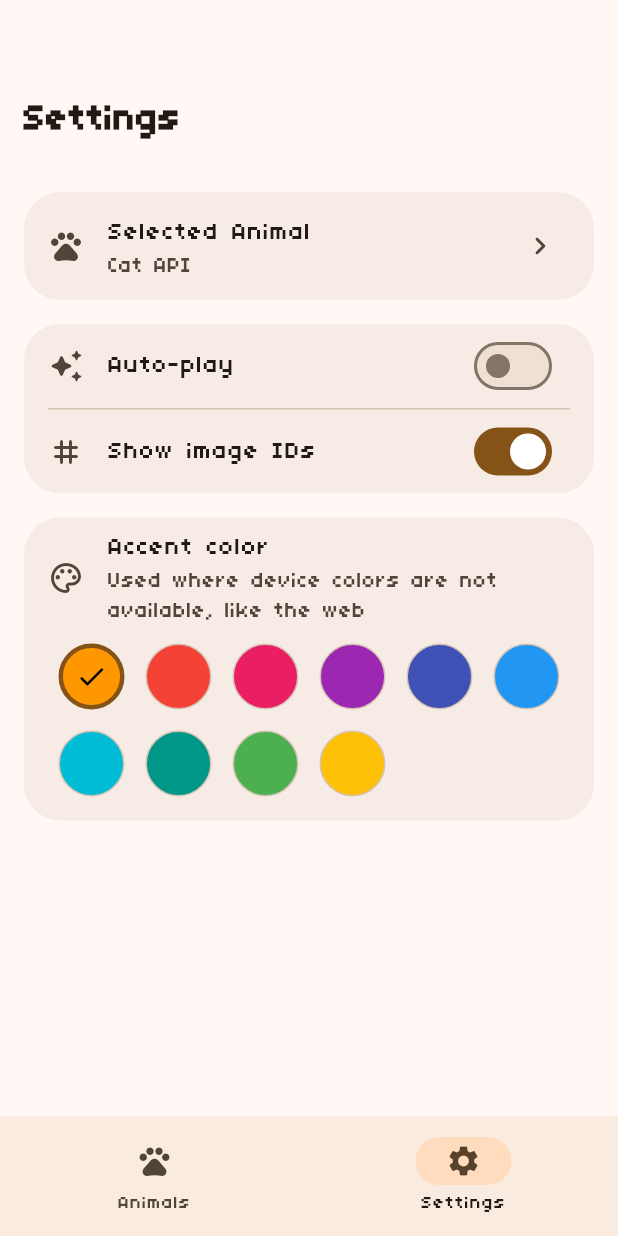
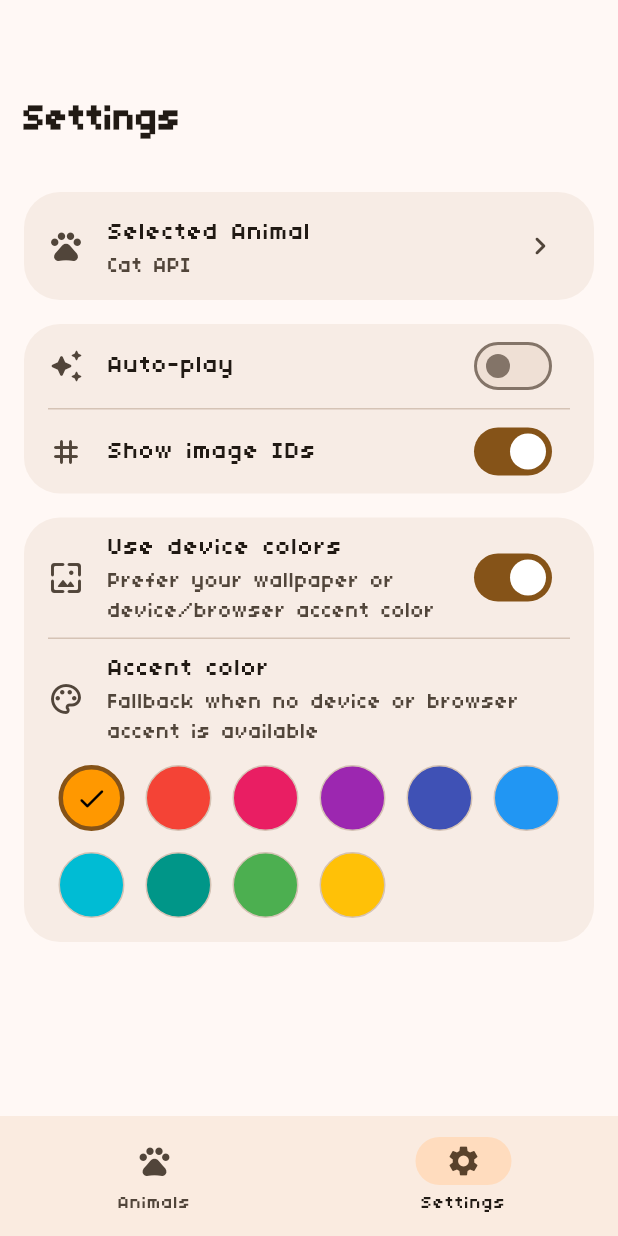
Before and after one commit to reocat/cat-carousel, a Flutter app: the screen it shows after launch, item 2 of the bottom bar chosen, on a phone screen of 412 x 824 dp. Run offline on Flutter 3.47's test engine with Material 3 defaults, Android fonts, the phone set to English and light mode, and no system bars; drawn by our look-alikes of dynamic_color; our stand-ins replace carousel_slider, shared_preferences, web; missing offline and left inert: dart:js_interop, dart:ui_web; network calls fail.

Commit message:
Add device-colors toggle and browser accent on web
Let users override the platform accent with the picked swatch via a new
"Use device colors" setting, and read the browser/OS accent on web from
dart:ui SystemColor or the CSS AccentColor keyword so web matches the
device too.

Generated with Codebuff 🤖
Co-Authored-By: Codebuff <noreply@codebuff.com>

```diff
--- a/lib/config/config.dart
+++ b/lib/config/config.dart
@@ -22,6 +22,7 @@ class AppConfig extends ChangeNotifier {
   bool _showImageIds;
   ApiOption _selectedApi;
   Color _accentColor;
+  bool _useSystemAccent;
 
   AppConfig({
     bool autoPlay = false,
@@ -29,26 +30,30 @@ class AppConfig extends ChangeNotifier {
     bool showImageIds = true,
     ApiOption selectedApi = ApiOption.cat,
     Color accentColor = kDefaultAccentColor,
+    bool useSystemAccent = true,
   })  : _autoPlay = autoPlay, _initialLimit = initialLimit,
         _showImageIds = showImageIds, _selectedApi = selectedApi,
-        _accentColor = accentColor;
+        _accentColor = accentColor, _useSystemAccent = useSystemAccent;
 
   bool get autoPlay => _autoPlay;
   int get initialLimit => _initialLimit;
   bool get showImageIds => _showImageIds;
   ApiOption get selectedApi => _selectedApi;
   Color get accentColor => _accentColor;
+  bool get useSystemAccent => _useSystemAccent;
 
   set autoPlay(bool value) { if (_autoPlay != value) { _autoPlay = value; notifyListeners(); } }
   set initialLimit(int value) { if (_initialLimit != value) { _initialLimit = value; notifyListeners(); } }
   set showImageIds(bool value) { if (_showImageIds != value) { _showImageIds = value; notifyListeners(); } }
   set selectedApi(ApiOption value) { if (_selectedApi != value) { _selectedApi = value; notifyListeners(); } }
   set accentColor(Color value) { if (_accentColor != value) { _accentColor = value; notifyListeners(); } }
+  set useSystemAccent(bool value) { if (_useSystemAccent != value) { _useSystemAccent = value; notifyListeners(); } }
 
   Map<String, dynamic> toJson() => {
     'autoPlay': _autoPlay, 'initialLimit': _initialLimit,
     'showImageIds': _showImageIds, 'selectedApi': _selectedApi.name,
     'accentColor': _accentColor.toARGB32(),
+    'useSystemAccent': _useSystemAccent,
   };
 
   factory AppConfig.fromJson(Map<String, dynamic> json) {
@@ -61,13 +66,14 @@ class AppConfig extends ChangeNotifier {
         orElse: () => ApiOption.cat,
       ),
       accentColor: Color(json['accentColor'] as int? ?? kDefaultAccentColor.toARGB32()),
+      useSystemAccent: json['useSystemAccent'] ?? true,
     );
   }
 
   void copyFrom(AppConfig other) {
     _autoPlay = other._autoPlay; _initialLimit = other._initialLimit;
     _showImageIds = other._showImageIds; _selectedApi = other._selectedApi;
-    _accentColor = other._accentColor;
+    _accentColor = other._accentColor; _useSystemAccent = other._useSystemAccent;
     notifyListeners();
   }
 }
--- a/lib/main.dart
+++ b/lib/main.dart
@@ -3,6 +3,7 @@ import 'package:dynamic_color/dynamic_color.dart';
 import 'config/config.dart';
 import 'pages/carousel_page.dart';
 import 'pages/settings_page.dart';
+import 'widgets/system_accent.dart';
 
 void main() => runApp(const CatCarouselApp());
 
@@ -18,12 +19,16 @@ class _CatCarouselAppState extends State<CatCarouselApp> {
   final ConfigStorage _storage = ConfigStorage();
   bool _isLoading = true;
 
+  /// Accent color reported by the browser (web only; null elsewhere).
+  Color? _webAccent;
+
   @override
   void initState() {
     super.initState();
     _config = AppConfig();
     _config.addListener(_saveConfig);
     _loadConfig();
+    _loadWebAccent();
   }
 
   @override
@@ -38,6 +43,11 @@ class _CatCarouselAppState extends State<CatCarouselApp> {
     final savedConfig = await _storage.loadConfig();
     if (savedConfig != null) _config.copyFrom(savedConfig);
     if (mounted) setState(() => _isLoading = false);
+  }
+
+  Future<void> _loadWebAccent() async {
+    final Color? accent = await getSystemAccentColor();
+    if (accent != null && mounted) setState(() => _webAccent = accent);
   }
 
   @override
@@ -57,11 +67,19 @@ class _CatCarouselAppState extends State<CatCarouselApp> {
         return ListenableBuilder(
           listenable: _config,
           builder: (context, _) {
-            final ColorScheme lightScheme = lightDynamic ??
-                ColorScheme.fromSeed(seedColor: _config.accentColor);
-            final ColorScheme darkScheme = darkDynamic ??
+            // "Use device colors" prefers the platform accent (wallpaper on
+            // Android, browser/OS accent on web) and only falls back to the
+            // picked seed. When off, the picked seed always wins.
+            final bool useSystem = _config.useSystemAccent;
+            final Color seed = useSystem
+                ? (_webAccent ?? _config.accentColor)
+                : _config.accentColor;
+
+            final ColorScheme lightScheme = (useSystem ? lightDynamic : null) ??
+                ColorScheme.fromSeed(seedColor: seed);
+            final ColorScheme darkScheme = (useSystem ? darkDynamic : null) ??
                 ColorScheme.fromSeed(
-                  seedColor: _config.accentColor,
+                  seedColor: seed,
                   brightness: Brightness.dark,
                 );
 
--- a/lib/pages/settings_page.dart
+++ b/lib/pages/settings_page.dart
@@ -71,9 +71,17 @@ class _SettingsPageState extends State<SettingsPage> {
                       ]),
                       const SizedBox(height: 16),
                       _buildSettingsGroup([
+                        SwitchListTile(
+                          title: const Text('Use device colors'),
+                          subtitle: const Text('Prefer your wallpaper or device/browser accent color'),
+                          value: widget.config.useSystemAccent,
+                          onChanged: (v) => widget.config.useSystemAccent = v,
+                          secondary: const Icon(Icons.wallpaper_rounded),
+                        ),
+                        const Divider(height: 1, indent: 16, endIndent: 16),
                         ListTile(
                           title: const Text('Accent color'),
-                          subtitle: const Text('Used where device colors are not available, like the web'),
+                          subtitle: const Text('Fallback when no device or browser accent is available'),
                           leading: const Icon(Icons.palette_outlined),
                         ),
                         Padding(
--- /dev/null
+++ b/lib/widgets/system_accent.dart
@@ -0,0 +1,5 @@
+// The system-accent helper is only meaningful on the web (native platforms are
+// covered by the dynamic_color plugin). Same conditional-import pattern as
+// web_image.dart: `dart.library.js_interop` works for both dart2js and
+// dart2wasm builds.
+export 'system_accent_stub.dart' if (dart.library.js_interop) 'system_accent_web.dart';
--- /dev/null
+++ b/lib/widgets/system_accent_stub.dart
@@ -0,0 +1,6 @@
+import 'dart:ui' show Color;
+
+/// No system accent here — the dynamic_color plugin already covers
+/// Android/Windows/macOS/Linux, and platforms without dynamic color (like
+/// iOS) simply fall back to the picked seed color.
+Future<Color?> getSystemAccentColor() async => null;
--- /dev/null
+++ b/lib/widgets/system_accent_web.dart
@@ -0,0 +1,49 @@
+import 'dart:ui' as ui;
+import 'dart:ui' show Color;
+import 'package:web/web.dart' as web;
+
+/// Best-effort accent color the browser/OS exposes on the web, or null when
+/// the browser doesn't report one.
+///
+/// Two sources, in order:
+///  1. Flutter's built-in `SystemColor` (dart:ui), which exposes CSS Color 4
+///     system colors to the engine when the renderer provides them.
+///  2. Manual resolution of the CSS `AccentColor` keyword by reading it back
+///     through `getComputedStyle` (must be read while the element is attached).
+///
+/// Either way the browser falls back to its own default accent (e.g. Chrome's
+/// blue) when the OS doesn't expose a custom accent, so callers should keep a
+/// fallback color ready — the caller does.
+Future<Color?> getSystemAccentColor() async {
+  // Engine-provided system colors. Accessing the palettes throws
+  // UnsupportedError on platforms that don't provide them, so guard it.
+  try {
+    if (ui.SystemColor.platformProvidesSystemColors) {
+      final Color? accent = ui.SystemColor.light.accentColor.value;
+      if (accent != null) return accent;
+    }
+  } catch (_) {}
+
+  // Manual CSS `AccentColor` resolution.
+  try {
+    final web.HTMLElement el =
+        web.document.createElement('div') as web.HTMLElement;
+    el.style.color = 'AccentColor';
+    web.document.documentElement?.append(el);
+    final String resolved = web.window.getComputedStyle(el).color;
+    el.remove();
+
+    final Match? match =
+        RegExp(r'rgba?\(\s*(\d+)[,\s]+(\d+)[,\s]+(\d+)').firstMatch(resolved);
+    if (match != null) {
+      return Color.fromARGB(
+        255,
+        int.parse(match.group(1)!),
+        int.parse(match.group(2)!),
+        int.parse(match.group(3)!),
+      );
+    }
+  } catch (_) {}
+
+  return null;
+}
```
Also changed, not shown: 1 other file.
